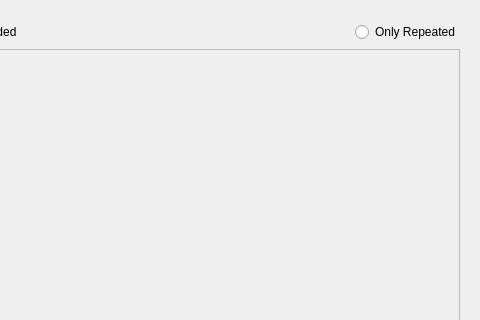
Old version of the form resources/dialog.ui in the repository shotgunsoftware/tk-multi-importcut; both pictures show x 524 to 1004 and y 0 to 320 of the 1004 by 709 pixel window.
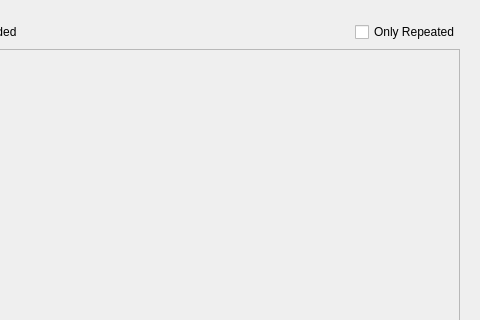
New version of the form. The open tabs and pages were chosen to show the change. Icons and pictures are not drawn. Custom widgets are drawn as their Qt base class.

Commit message: Turned "Only Repeated" radio button into a checkbox

The edit to the form file:
```diff
--- a/resources/dialog.ui
+++ b/resources/dialog.ui
@@ -515,7 +515,7 @@
           </spacer>
          </item>
          <item>
-          <widget class="QRadioButton" name="repeated_radio_button">
+          <widget class="QCheckBox" name="only_repeated_check_box">
            <property name="text">
             <string>Only Repeated</string>
            </property>
```
Left out of the diff: 5 changed lines with no effect on the pictures. The commit also changes 4 other files.
